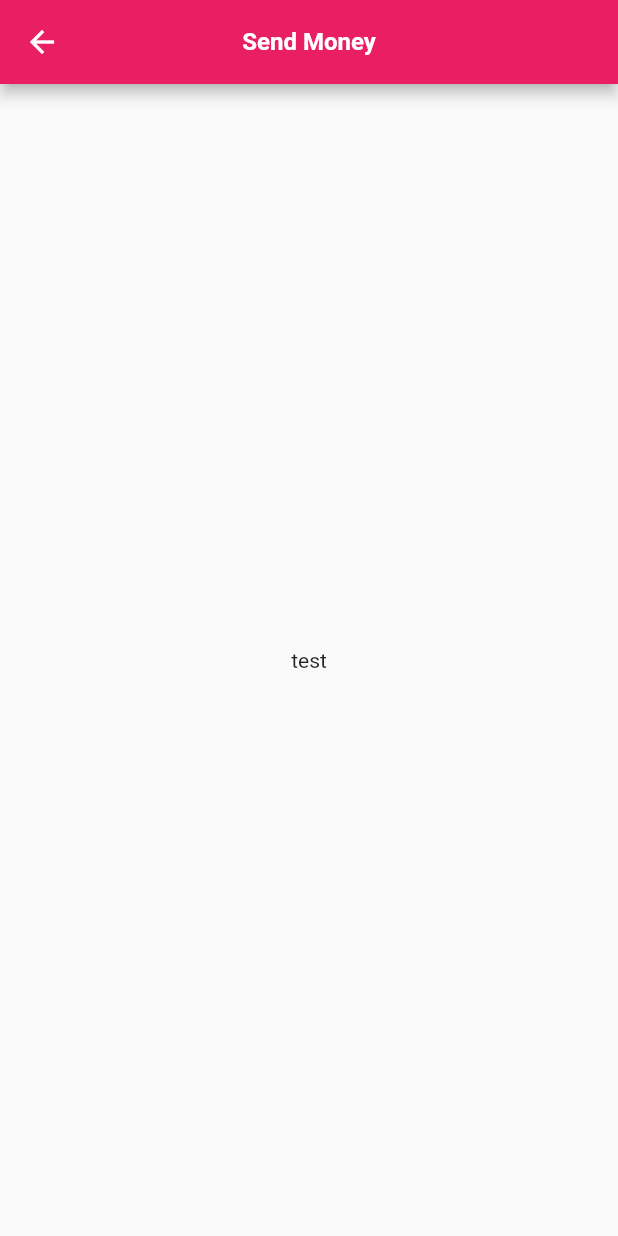
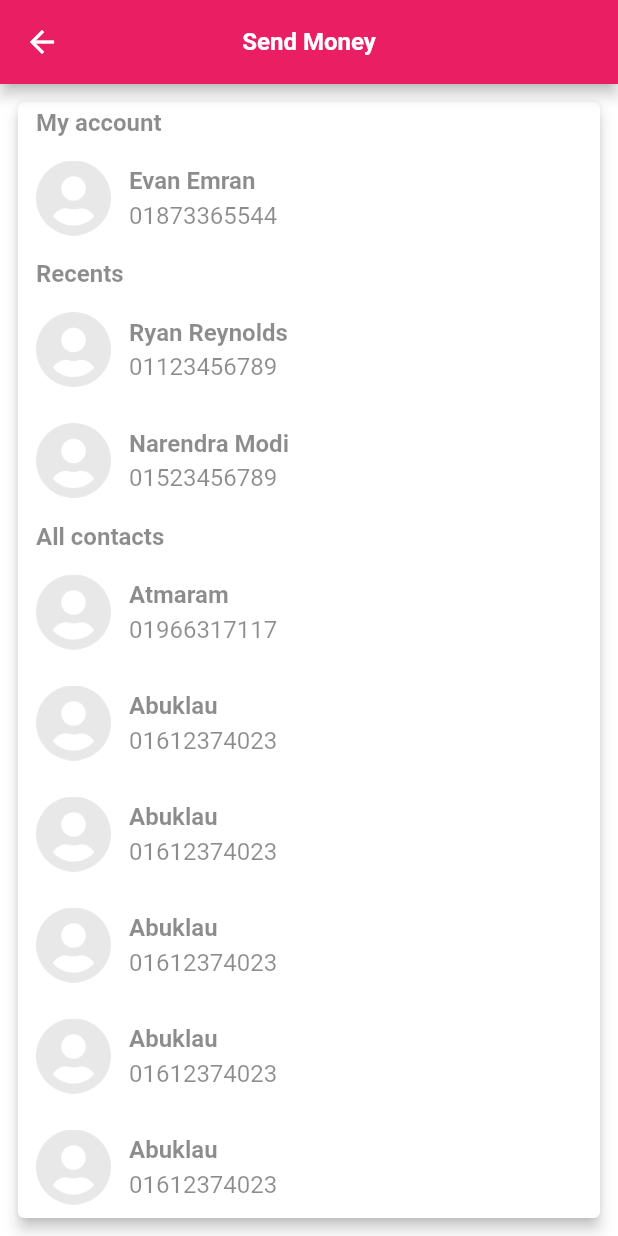
Before and after one commit to evanemran/bKash_cLone, a Flutter app: the screen it shows after launch, after a tap on "Send Money", on a phone screen of 412 x 824 dp. Run offline on Flutter 3.47's test engine with Material 2 defaults, Android fonts, the phone set to English and light mode, and no system bars; our stand-ins replace carousel_slider.

Commit message:
contact list added

```diff
--- a/lib/enums/home_menu.dart
+++ b/lib/enums/home_menu.dart
@@ -1,10 +1,11 @@
+import 'package:bkash/widgets/send_money_widget.dart';
 import 'package:flutter/cupertino.dart';
 
 import '../widgets/offer_widget.dart';
 
 enum HomeMenu {
   //top menu
-  SEND_MONEY('Send Money', 'assets/send_money.jpg', Text("test")),
+  SEND_MONEY('Send Money', 'assets/send_money.jpg', SendMoneyWidget()),
   CASH_OUT('Cash Out', 'assets/cash_out.jpg', Text("test")),
   TOP_UP('Top-up', 'assets/mobile_recharge.jpg', Text("test")),
   PAYMENT('Payment', 'assets/make_payment.jpg', Text("test")),
--- /dev/null
+++ b/lib/models/contact.dart
@@ -0,0 +1,10 @@
+class AppContact {
+  String cId = "";
+  String cImage = "";
+  String cType = "";
+  String cNumber = "";
+  String cName = "";
+
+  AppContact({required this.cId, required this.cImage, required this.cType, required this.cNumber,
+    required this.cName});
+}
--- a/lib/pages/details_page.dart
+++ b/lib/pages/details_page.dart
@@ -23,7 +23,7 @@ class _DetailsPageState extends State<DetailsPage> {
           title: Text(widget.menu.title, style: AppTheme.actionBarText, textAlign: TextAlign.center,),
           backgroundColor: Colors.pink,
         ),
-        body: Center(child: widget.menu.widget,)
+        body: widget.menu.widget
     );
   }
 }
--- a/lib/styles/AppTheme.dart
+++ b/lib/styles/AppTheme.dart
@@ -4,22 +4,22 @@ import 'package:flutter/material.dart';
 
 class AppTheme{
   static final TextStyle subtitleText =
-  TextStyle(fontSize: 16.0,fontWeight:FontWeight.normal, color: Colors.black,fontFamily: "Roboto");
+  TextStyle(fontSize: 16.0,fontWeight:FontWeight.normal, color: Colors.black45,fontFamily: "Roboto");
 
   static final TextStyle titleText =
   TextStyle(fontSize: 20.0,fontWeight:FontWeight.bold, color: Colors.pink,fontFamily: "Roboto");
 
   static final TextStyle ntitleText =
-  TextStyle(fontSize: 16.0,fontWeight:FontWeight.bold, color: Colors.black,fontFamily: "Roboto");
+  TextStyle(fontSize: 16.0,fontWeight:FontWeight.bold, color: Colors.black45,fontFamily: "Roboto");
 
   static final TextStyle nbodyText =
-  TextStyle(fontSize: 16.0,fontWeight:FontWeight.normal, color: Colors.black,fontFamily: "Roboto");
+  TextStyle(fontSize: 16.0,fontWeight:FontWeight.normal, color: Colors.black45,fontFamily: "Roboto");
 
   static final TextStyle tTimeText =
-  TextStyle(fontSize: 12.0,fontWeight:FontWeight.normal, color: Colors.black,fontFamily: "Roboto");
+  TextStyle(fontSize: 12.0,fontWeight:FontWeight.normal, color: Colors.black45,fontFamily: "Roboto");
 
   static final TextStyle tTrxText =
-  TextStyle(fontSize: 12.0,fontWeight:FontWeight.normal, color: Colors.black,fontFamily: "Roboto");
+  TextStyle(fontSize: 12.0,fontWeight:FontWeight.normal, color: Colors.black45,fontFamily: "Roboto");
 
   static final TextStyle tTrxTextGreen =
   TextStyle(fontSize: 16.0,fontWeight:FontWeight.normal, color: Colors.green,fontFamily: "Roboto");
@@ -28,7 +28,7 @@ class AppTheme{
   TextStyle(fontSize: 16.0,fontWeight:FontWeight.normal, color: Colors.red,fontFamily: "Roboto");
 
   static final TextStyle offerText =
-  TextStyle(fontSize: 12.0,fontWeight:FontWeight.bold, color: Colors.black,fontFamily: "Roboto");
+  TextStyle(fontSize: 12.0,fontWeight:FontWeight.bold, color: Colors.black45,fontFamily: "Roboto");
 
   static final TextStyle offerVendorText =
   TextStyle(fontSize: 12.0,fontWeight:FontWeight.bold, color: Colors.black45,fontFamily: "Roboto");
--- /dev/null
+++ b/lib/widgets/contacts_widget.dart
@@ -0,0 +1,72 @@
+import 'package:bkash/models/contact.dart';
+import 'package:bkash/models/notifications.dart';
+import 'package:bkash/models/transaction.dart';
+import 'package:bkash/styles/AppTheme.dart';
+import 'package:bkash/utils/TextUtils.dart';
+import 'package:flutter/cupertino.dart';
+import 'package:flutter/material.dart';
+
+class ContactsWidget extends StatelessWidget {
+  const ContactsWidget({
+    Key? key, required this.list, required this.title
+  }) : super(key: key);
+
+  final List<AppContact> list;
+  final String title;
+
+  @override
+  Widget build(BuildContext context) {
+    return Scaffold(
+      backgroundColor: Colors.white,
+      body: Card(color: Colors.white, elevation: 4, margin: EdgeInsets.all(12), child: Column(children: [
+        Expanded(child: ListView.builder(
+          shrinkWrap: true,
+          // Let the ListView know how many items it needs to build.
+          itemCount: list.length,
+          scrollDirection: Axis.vertical,
+          physics: const BouncingScrollPhysics(),
+          // Provide a builder function. This is where the magic happens.
+          // Convert each item into a widget based on the type of item it is.
+          itemBuilder: (context, index) {
+            final item = list[index];
+
+            if(index == 0){
+              return Row(children: [Expanded(child: Padding(padding: const EdgeInsets.fromLTRB(12, 4, 0, 4),child: Text("My account", style: AppTheme.ntitleText,),))],);
+            }
+            else if(index == 2){
+              return Row(children: [Expanded(child: Padding(padding: const EdgeInsets.fromLTRB(12, 4, 0, 4),child: Text("Recents", style: AppTheme.ntitleText,),))],);
+            }
+            else if(index == 5){
+              return Row(children: [Expanded(child: Padding(padding: const EdgeInsets.fromLTRB(12, 4, 0, 4),child: Text("All contacts", style: AppTheme.ntitleText,),))],);
+            }
+            else {
+              return Container(margin: const EdgeInsets.all(12.0),
+              child: Column(
+                mainAxisAlignment: MainAxisAlignment.spaceAround,
+                children: [
+                  Row(children: [
+                    Image.asset(item.cImage, height: 50, width: 50, fit: BoxFit.fitWidth,),
+                    const SizedBox(width: 12,),
+                    Expanded(child: Column(children: [
+                      Row(children: [Expanded(child: Padding(padding: const EdgeInsets.fromLTRB(0, 2, 0, 2), child: Text(item.cName, style: AppTheme.ntitleText, textAlign: TextAlign.start,),)),
+                      ],),
+                      Row(children: [Expanded(child: Padding(padding: const EdgeInsets.fromLTRB(0, 2, 0, 2), child: Text(item.cNumber, style: AppTheme.nbodyText, textAlign: TextAlign.start,),))],),
+                    ],)),
+                  ],)
+
+                  ,
+                  //Row(children: [Expanded(child: Padding(padding: const EdgeInsets.fromLTRB(0, 8, 0, 8), child: Text(item.nBody, style: AppTheme.nbodyText, textAlign: TextAlign.start,),))],)
+                ],
+              ),);
+            }
+
+            /*return ListTile(
+            title: item.buildTitle(context),
+            subtitle: item.buildSubtitle(context),
+          );*/
+          },
+        ))
+      ],),),
+    );
+  }
+}
--- a/lib/widgets/send_money_widget.dart
+++ b/lib/widgets/send_money_widget.dart
@@ -1,15 +1,60 @@
+import 'package:bkash/models/contact.dart';
+import 'package:bkash/widgets/contacts_widget.dart';
+import 'package:bkash/widgets/send_money_widget.dart';
 import 'package:flutter/cupertino.dart';
 import 'package:flutter/material.dart';
 
 import '../styles/AppTheme.dart';
 
-class SendMoneyWidget extends StatelessWidget {
+class SendMoneyWidget extends StatefulWidget {
   const SendMoneyWidget({
     Key? key,
   }) : super(key: key);
 
   @override
+  State<StatefulWidget> createState() => _SendMoneyWidgetState();
+}
+
+class _SendMoneyWidgetState extends State<SendMoneyWidget> {
+
+  final List<AppContact> myNumberlist = [
+    AppContact(cId: "0", cImage: "assets/user.png", cType: "My Contacts", cNumber: "01873365544", cName: "Evan Emran"),
+    AppContact(cId: "0", cImage: "assets/user.png", cType: "My Contacts", cNumber: "01873365544", cName: "Evan Emran"),
+
+    AppContact(cId: "0", cImage: "assets/user.png", cType: "Recents", cNumber: "01123456789", cName: "Ryan Reynolds"),
+    AppContact(cId: "0", cImage: "assets/user.png", cType: "Recents", cNumber: "01123456789", cName: "Ryan Reynolds"),
+    AppContact(cId: "0", cImage: "assets/user.png", cType: "Recents", cNumber: "01523456789", cName: "Narendra Modi"),
+
+    AppContact(cId: "0", cImage: "assets/user.png", cType: "Contacts", cNumber: "01966317117", cName: "Atmaram"),
+    AppContact(cId: "0", cImage: "assets/user.png", cType: "Contacts", cNumber: "01966317117", cName: "Atmaram"),
+    AppContact(cId: "0", cImage: "assets/user.png", cType: "Contacts", cNumber: "01612374023", cName: "Abuklau"),
+    AppContact(cId: "0", cImage: "assets/user.png", cType: "Contacts", cNumber: "01612374023", cName: "Abuklau"),
+    AppContact(cId: "0", cImage: "assets/user.png", cType: "Contacts", cNumber: "01612374023", cName: "Abuklau"),
+    AppContact(cId: "0", cImage: "assets/user.png", cType: "Contacts", cNumber: "01612374023", cName: "Abuklau"),
+    AppContact(cId: "0", cImage: "assets/user.png", cType: "Contacts", cNumber: "01612374023", cName: "Abuklau"),
+  ];
+
+  final List<AppContact> recentList = [
+    AppContact(cId: "0", cImage: "assets/user.png", cType: "Recents", cNumber: "01123456789", cName: "Ryan Reynolds"),
+    AppContact(cId: "0", cImage: "assets/user.png", cType: "Recents", cNumber: "01523456789", cName: "Narendra Modi"),
+
+  ];
+
+  final List<AppContact> allContacts = [
+    AppContact(cId: "0", cImage: "assets/user.png", cType: "Contacts", cNumber: "01966317117", cName: "Atmaram"),
+    AppContact(cId: "0", cImage: "assets/user.png", cType: "Contacts", cNumber: "01612374023", cName: "Abuklau"),
+
+  ];
+
+  @override
   Widget build(BuildContext context) {
-    return Text('Send Money');
+    return Scaffold(
+      body: Center(child: Column(
+        children: [
+          Expanded(child: ContactsWidget(list: myNumberlist, title: "My account"))
+        ],
+      ),),
+    );
   }
+
 }
```
Also changed, not shown: assets/user.png (added), pubspec.lock.
